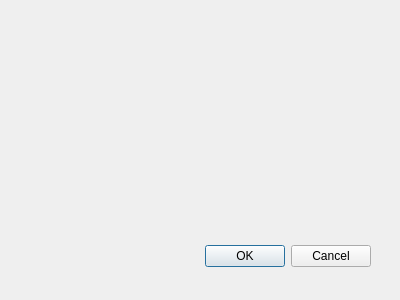
Before: the Qt Designer form applicationsettingsdialog.ui in Cvelthoven/AutoCost, drawn with Qt 5.
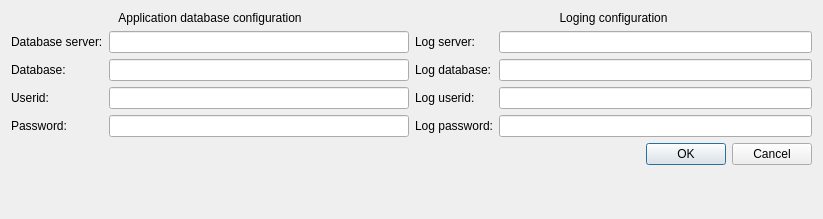
After: the same form once the commit is applied.

Commit message: ApplicationSettingsDialog layout added

The edit to the form file:
```diff
--- a/applicationsettingsdialog.ui
+++ b/applicationsettingsdialog.ui
@@ -8,29 +8,186 @@
    <rect>
     <x>0</x>
     <y>0</y>
-    <width>400</width>
-    <height>300</height>
+    <width>823</width>
+    <height>219</height>
    </rect>
   </property>
   <property name="windowTitle">
    <string>Dialog</string>
   </property>
-  <widget class="QDialogButtonBox" name="buttonBox">
-   <property name="geometry">
-    <rect>
-     <x>30</x>
-     <y>240</y>
-     <width>341</width>
-     <height>32</height>
-    </rect>
-   </property>
-   <property name="orientation">
-    <enum>Qt::Horizontal</enum>
-   </property>
-   <property name="standardButtons">
-    <set>QDialogButtonBox::Cancel|QDialogButtonBox::Ok</set>
-   </property>
-  </widget>
+  <layout class="QVBoxLayout" name="verticalLayout">
+   <item>
+    <layout class="QHBoxLayout" name="horizontalLayout_2">
+     <property name="topMargin">
+      <number>0</number>
+     </property>
+     <item>
+      <layout class="QVBoxLayout" name="verticalLayout_3">
+       <property name="topMargin">
+        <number>0</number>
+       </property>
+       <item>
+        <widget class="QLabel" name="lblAplDbForm">
+         <property name="text">
+          <string>Application database configuration</string>
+         </property>
+         <property name="alignment">
+          <set>Qt::AlignCenter</set>
+         </property>
+        </widget>
+       </item>
+       <item>
+        <layout class="QFormLayout" name="AplDbSettingsForm">
+         <property name="topMargin">
+          <number>0</number>
+         </property>
+         <property name="rightMargin">
+          <number>0</number>
+         </property>
+         <item row="0" column="0">
+          <widget class="QLabel" name="lblAplDbServer">
+           <property name="text">
+            <string>Database server:</string>
+           </property>
+          </widget>
+         </item>
+         <item row="0" column="1">
+          <widget class="QLineEdit" name="lnAplDbServer"/>
+         </item>
+         <item row="1" column="0">
+          <widget class="QLabel" name="lblAplDbDatabase">
+           <property name="text">
+            <string>Database:</string>
+           </property>
+          </widget>
+         </item>
+         <item row="1" column="1">
+          <widget class="QLineEdit" name="lnAplDbDatabase"/>
+         </item>
+         <item row="2" column="0">
+          <widget class="QLabel" name="lblAplDbUser">
+           <property name="text">
+            <string>Userid:</string>
+           </property>
+          </widget>
+         </item>
+         <item row="2" column="1">
+          <widget class="QLineEdit" name="lnAplDbUser"/>
+         </item>
+         <item row="3" column="0">
+          <widget class="QLabel" name="lblAplDbPassword">
+           <property name="text">
+            <string>Password:</string>
+           </property>
+          </widget>
+         </item>
+         <item row="3" column="1">
+          <widget class="QLineEdit" name="lnAplDbPassword"/>
+         </item>
+        </layout>
+       </item>
+      </layout>
+     </item>
+     <item>
+      <layout class="QVBoxLayout" name="verticalLayout_2">
+       <property name="topMargin">
+        <number>0</number>
+       </property>
+       <property name="rightMargin">
+        <number>0</number>
+       </property>
+       <item>
+        <widget class="QLabel" name="lblLogForm">
+         <property name="text">
+          <string>Loging configuration</string>
+         </property>
+         <property name="alignment">
+          <set>Qt::AlignCenter</set>
+         </property>
+        </widget>
+       </item>
+       <item>
+        <layout class="QFormLayout" name="LogSettingsForm">
+         <property name="topMargin">
+          <number>0</number>
+         </property>
+         <property name="rightMargin">
+          <number>0</number>
+         </property>
+         <item row="0" column="0">
+          <widget class="QLabel" name="lblLogServer">
+           <property name="text">
+            <string>Log server:</string>
+           </property>
+          </widget>
+         </item>
+         <item row="0" column="1">
+          <widget class="QLineEdit" name="lnLogServer"/>
+         </item>
+         <item row="1" column="0">
+          <widget class="QLabel" name="lblLogDatabase">
+           <property name="text">
+            <string>Log database:</string>
+           </property>
+          </widget>
+         </item>
+         <item row="1" column="1">
+          <widget class="QLineEdit" name="lnLogDatatbase"/>
+         </item>
+         <item row="2" column="0">
+          <widget class="QLabel" name="lblLogUser">
+           <property name="text">
+            <string>Log userid:</string>
+           </property>
+          </widget>
+         </item>
+         <item row="2" column="1">
+          <widget class="QLineEdit" name="lnLogUser"/>
+         </item>
+         <item row="3" column="0">
+          <widget class="QLabel" name="lblLogPassword">
+           <property name="text">
+            <string>Log password:</string>
+           </property>
+          </widget>
+         </item>
+         <item row="3" column="1">
+          <widget class="QLineEdit" name="lnLogPassword"/>
+         </item>
+        </layout>
+       </item>
+      </layout>
+     </item>
+    </layout>
+   </item>
+   <item>
+    <layout class="QHBoxLayout" name="horizontalLayout">
+     <item>
+      <widget class="QDialogButtonBox" name="buttonBox">
+       <property name="orientation">
+        <enum>Qt::Horizontal</enum>
+       </property>
+       <property name="standardButtons">
+        <set>QDialogButtonBox::Cancel|QDialogButtonBox::Ok</set>
+       </property>
+      </widget>
+     </item>
+    </layout>
+   </item>
+   <item>
+    <spacer name="verticalSpacer">
+     <property name="orientation">
+      <enum>Qt::Vertical</enum>
+     </property>
+     <property name="sizeHint" stdset="0">
+      <size>
+       <width>20</width>
+       <height>40</height>
+      </size>
+     </property>
+    </spacer>
+   </item>
+  </layout>
  </widget>
  <pixmapfunction/>
  <resources/>
```
Left out of the diff: 7 changed lines with no effect on the pictures. The commit also changes 3 other files.
